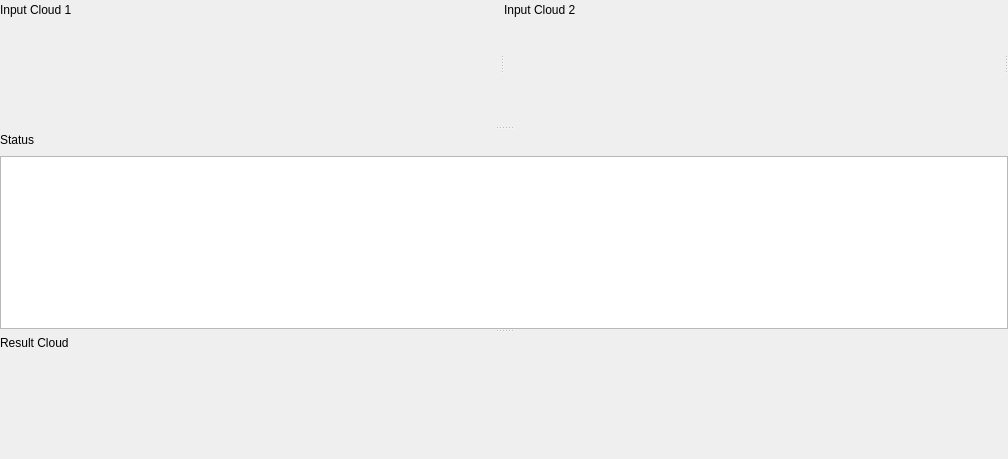
MRPT/autocalib-sensor-extrinsics, file gui/viewer/CViewerContainer.ui: the form before one commit.
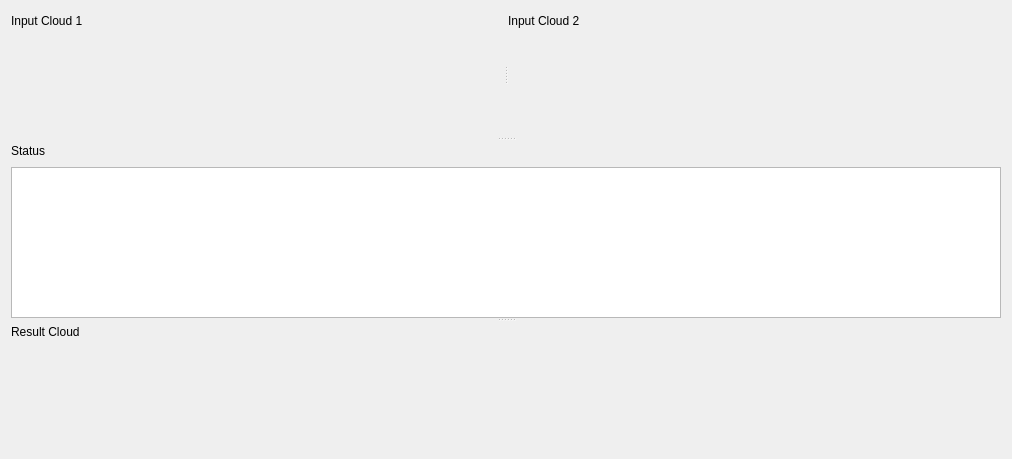
The form after the commit. Custom widgets are drawn as their Qt base class.

Diff of the .ui file:
```diff
--- a/gui/viewer/CViewerContainer.ui
+++ b/gui/viewer/CViewerContainer.ui
@@ -6,54 +6,24 @@
    <rect>
     <x>0</x>
     <y>0</y>
-    <width>754</width>
+    <width>1012</width>
     <height>459</height>
    </rect>
   </property>
   <property name="windowTitle">
    <string>Form</string>
   </property>
-  <layout class="QVBoxLayout" name="verticalLayout" stretch="0">
-   <property name="leftMargin">
-    <number>0</number>
-   </property>
-   <property name="topMargin">
-    <number>0</number>
-   </property>
-   <property name="rightMargin">
-    <number>0</number>
-   </property>
-   <property name="bottomMargin">
-    <number>0</number>
-   </property>
+  <layout class="QVBoxLayout" name="verticalLayout">
    <item>
     <widget class="QSplitter" name="splitter">
-     <property name="sizePolicy">
-      <sizepolicy hsizetype="Preferred" vsizetype="Preferred">
-       <horstretch>0</horstretch>
-       <verstretch>0</verstretch>
-      </sizepolicy>
-     </property>
      <property name="orientation">
       <enum>Qt::Vertical</enum>
      </property>
-     <property name="childrenCollapsible">
-      <bool>true</bool>
-     </property>
-     <widget class="QSplitter" name="input_group">
-      <property name="sizePolicy">
-       <sizepolicy hsizetype="Preferred" vsizetype="Preferred">
-        <horstretch>0</horstretch>
-        <verstretch>0</verstretch>
-       </sizepolicy>
-      </property>
+     <widget class="QSplitter" name="top_splitter">
       <property name="orientation">
        <enum>Qt::Horizontal</enum>
       </property>
-      <property name="childrenCollapsible">
-       <bool>false</bool>
-      </property>
-      <widget class="QWidget" name="">
+      <widget class="QWidget" name="layoutWidget">
        <layout class="QVBoxLayout" name="input1_group">
         <item>
          <layout class="QHBoxLayout" name="input1_label_group">
@@ -89,7 +59,7 @@
           </property>
           <property name="minimumSize">
            <size>
-            <width>500</width>
+            <width>200</width>
             <height>100</height>
            </size>
           </property>
@@ -97,7 +67,7 @@
         </item>
        </layout>
       </widget>
-      <widget class="QWidget" name="">
+      <widget class="QWidget" name="layoutWidget">
        <layout class="QVBoxLayout" name="input2_group">
         <item>
          <layout class="QHBoxLayout" name="input2_label_group">
@@ -133,7 +103,7 @@
           </property>
           <property name="minimumSize">
            <size>
-            <width>500</width>
+            <width>200</width>
             <height>100</height>
            </size>
           </property>
@@ -141,9 +111,8 @@
         </item>
        </layout>
       </widget>
-      <widget class="CCalibConfig" name="config_widget" native="true"/>
      </widget>
-     <widget class="QWidget" name="">
+     <widget class="QWidget" name="layoutWidget">
       <layout class="QVBoxLayout" name="status_group" stretch="0,0">
        <item>
         <layout class="QHBoxLayout" name="status_label_group">
@@ -181,7 +150,7 @@
        </item>
       </layout>
      </widget>
-     <widget class="QWidget" name="">
+     <widget class="QWidget" name="layoutWidget">
       <layout class="QVBoxLayout" name="result_group" stretch="0,0">
        <item>
         <layout class="QHBoxLayout" name="result_label_group">
@@ -236,12 +205,6 @@
    <header>QVTKWidget.h</header>
    <container>1</container>
   </customwidget>
-  <customwidget>
-   <class>CCalibConfig</class>
-   <extends>QWidget</extends>
-   <header>config/CCalibConfig.h</header>
-   <container>1</container>
-  </customwidget>
  </customwidgets>
  <resources/>
  <connections/>
```
